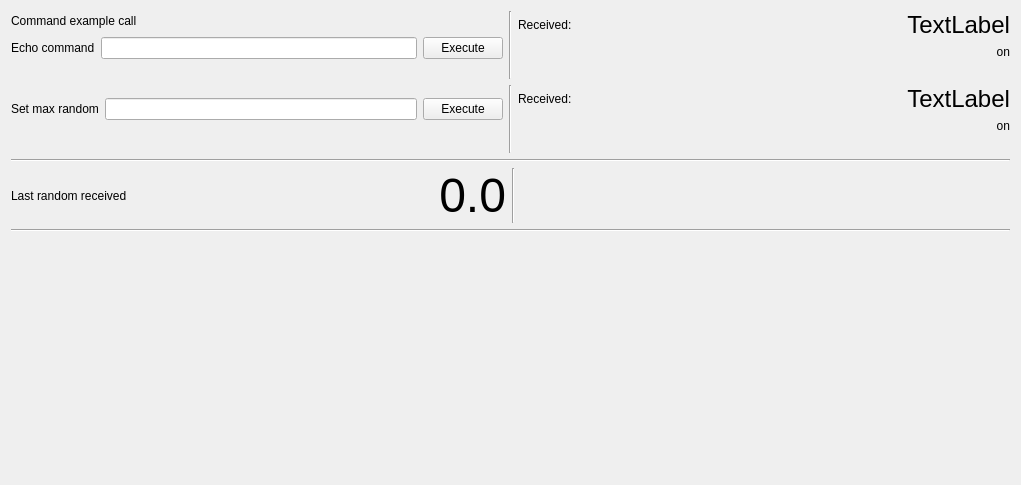
The window that gui/simplecs_gui/ui/modules/modex/modex_big.ui (Nasker/PiratsZMQCS) describes before a commit, drawn with Qt 5.
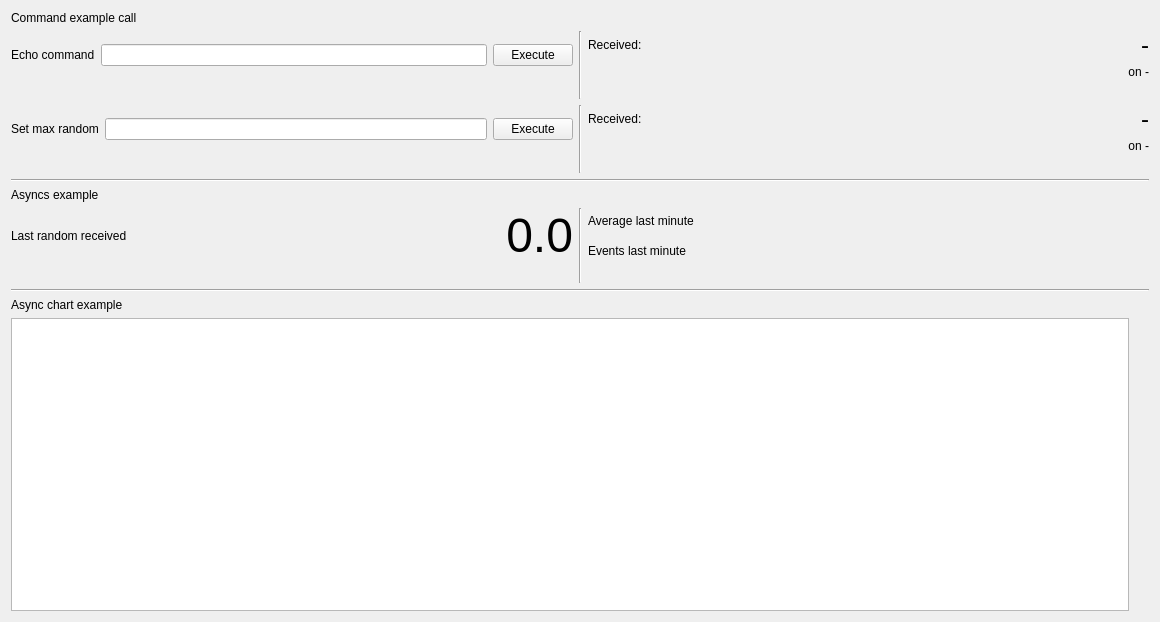
The same window after the commit. Custom widgets are drawn as their Qt base class.

Commit message: Added all missing functionalities to module example in GUI Added chart

The edit to the form file:
```diff
--- a/gui/simplecs_gui/ui/modules/modex/modex_big.ui
+++ b/gui/simplecs_gui/ui/modules/modex/modex_big.ui
@@ -6,18 +6,16 @@
    <rect>
     <x>0</x>
     <y>0</y>
-    <width>1021</width>
-    <height>485</height>
+    <width>1160</width>
+    <height>622</height>
    </rect>
   </property>
   <property name="windowTitle">
    <string>Example</string>
   </property>
-  <layout class="QVBoxLayout" name="verticalLayout_7">
+  <layout class="QVBoxLayout" name="verticalLayout_11">
    <item>
-    <layout class="QHBoxLayout" name="horizontalLayout_4">
-     <item>
-      <layout class="QVBoxLayout" name="verticalLayout">
+    <layout class="QVBoxLayout" name="verticalLayout_8">
        <item>
         <widget class="QLabel" name="label">
          <property name="text">
@@ -26,6 +24,10 @@
         </widget>
        </item>
        <item>
+      <layout class="QHBoxLayout" name="horizontalLayout_4">
+       <item>
+        <layout class="QVBoxLayout" name="verticalLayout_2">
+         <item>
         <layout class="QHBoxLayout" name="horizontalLayout">
          <item>
           <widget class="QLabel" name="label_2">
@@ -73,7 +75,7 @@
       </widget>
      </item>
      <item>
-      <layout class="QVBoxLayout" name="verticalLayout_2">
+        <layout class="QVBoxLayout" name="verticalLayout">
        <item>
         <layout class="QHBoxLayout" name="horizontalLayout_3">
          <item>
@@ -110,7 +112,7 @@
             </font>
            </property>
            <property name="text">
-            <string>TextLabel</string>
+              <string>-</string>
            </property>
            <property name="alignment">
             <set>Qt::AlignRight|Qt::AlignTrailing|Qt::AlignVCenter</set>
@@ -122,7 +124,7 @@
        <item>
         <widget class="QLabel" name="lbl_echo_recvd_on">
          <property name="text">
-          <string>on</string>
+            <string>on -</string>
          </property>
          <property name="alignment">
           <set>Qt::AlignRight|Qt::AlignTrailing|Qt::AlignVCenter</set>
@@ -235,7 +237,7 @@
             </font>
            </property>
            <property name="text">
-            <string>TextLabel</string>
+              <string>-</string>
            </property>
            <property name="alignment">
             <set>Qt::AlignRight|Qt::AlignTrailing|Qt::AlignVCenter</set>
@@ -247,7 +249,7 @@
        <item>
         <widget class="QLabel" name="lbl_set_max_rnd_recvd_on">
          <property name="text">
-          <string>on</string>
+            <string>on -</string>
          </property>
          <property name="alignment">
           <set>Qt::AlignRight|Qt::AlignTrailing|Qt::AlignVCenter</set>
@@ -271,6 +273,8 @@
      </item>
     </layout>
    </item>
+    </layout>
+   </item>
    <item>
     <widget class="Line" name="line">
      <property name="orientation">
@@ -279,9 +283,20 @@
     </widget>
    </item>
    <item>
-    <layout class="QHBoxLayout" name="horizontalLayout_5">
+    <layout class="QVBoxLayout" name="verticalLayout_9">
      <item>
-      <layout class="QHBoxLayout" name="horizontalLayout_2">
+      <widget class="QLabel" name="label_7">
+       <property name="text">
+        <string>Asyncs example</string>
+       </property>
+      </widget>
+     </item>
+     <item>
+      <layout class="QHBoxLayout" name="horizontalLayout_8">
+       <item>
+        <layout class="QVBoxLayout" name="verticalLayout_4">
+         <item>
+          <layout class="QHBoxLayout" name="horizontalLayout_7">
        <item>
         <widget class="QLabel" name="label_3">
          <property name="text">
@@ -306,7 +321,7 @@
         <widget class="QLabel" name="lbl_last_random">
          <property name="minimumSize">
           <size>
-           <width>150</width>
+               <width>0</width>
            <height>0</height>
           </size>
          </property>
@@ -326,6 +341,21 @@
       </layout>
      </item>
      <item>
+          <spacer name="horizontalSpacer_7">
+           <property name="orientation">
+            <enum>Qt::Horizontal</enum>
+           </property>
+           <property name="sizeHint" stdset="0">
+            <size>
+             <width>40</width>
+             <height>20</height>
+            </size>
+           </property>
+          </spacer>
+         </item>
+        </layout>
+       </item>
+       <item>
       <widget class="Line" name="line_3">
        <property name="orientation">
         <enum>Qt::Vertical</enum>
@@ -333,6 +363,19 @@
       </widget>
      </item>
      <item>
+        <layout class="QVBoxLayout" name="verticalLayout_7">
+         <item>
+          <layout class="QVBoxLayout" name="verticalLayout_3">
+           <item>
+            <layout class="QHBoxLayout" name="horizontalLayout_2">
+             <item>
+              <widget class="QLabel" name="label_4">
+               <property name="text">
+                <string>Average last minute</string>
+               </property>
+              </widget>
+             </item>
+             <item>
       <spacer name="horizontalSpacer_4">
        <property name="orientation">
         <enum>Qt::Horizontal</enum>
@@ -345,6 +388,65 @@
        </property>
       </spacer>
      </item>
+             <item>
+              <widget class="QLabel" name="lbl_avg_minute">
+               <property name="text">
+                <string/>
+               </property>
+              </widget>
+             </item>
+            </layout>
+           </item>
+           <item>
+            <layout class="QHBoxLayout" name="horizontalLayout_5">
+             <item>
+              <widget class="QLabel" name="label_6">
+               <property name="text">
+                <string>Events last minute</string>
+               </property>
+              </widget>
+             </item>
+             <item>
+              <spacer name="horizontalSpacer_6">
+               <property name="orientation">
+                <enum>Qt::Horizontal</enum>
+               </property>
+               <property name="sizeHint" stdset="0">
+                <size>
+                 <width>40</width>
+                 <height>20</height>
+                </size>
+               </property>
+              </spacer>
+             </item>
+             <item>
+              <widget class="QLabel" name="lbl_events_minute">
+               <property name="text">
+                <string/>
+               </property>
+              </widget>
+             </item>
+            </layout>
+           </item>
+          </layout>
+         </item>
+         <item>
+          <spacer name="horizontalSpacer_8">
+           <property name="orientation">
+            <enum>Qt::Horizontal</enum>
+           </property>
+           <property name="sizeHint" stdset="0">
+            <size>
+             <width>40</width>
+             <height>20</height>
+            </size>
+           </property>
+          </spacer>
+         </item>
+        </layout>
+       </item>
+      </layout>
+     </item>
     </layout>
    </item>
    <item>
@@ -355,9 +457,18 @@
     </widget>
    </item>
    <item>
+    <layout class="QVBoxLayout" name="verticalLayout_10">
+     <item>
+      <widget class="QLabel" name="label_8">
+       <property name="text">
+        <string>Async chart example</string>
+       </property>
+      </widget>
+     </item>
+     <item>
     <layout class="QHBoxLayout" name="horizontalLayout_6">
      <item>
-      <widget class="QWidget" name="widget_chart" native="true"/>
+        <widget class="PlotWidget" name="chart"/>
      </item>
      <item>
       <spacer name="verticalSpacer">
@@ -375,7 +486,16 @@
     </layout>
    </item>
   </layout>
+   </item>
+  </layout>
  </widget>
+ <customwidgets>
+  <customwidget>
+   <class>PlotWidget</class>
+   <extends>QGraphicsView</extends>
+   <header>pyqtgraph</header>
+  </customwidget>
+ </customwidgets>
  <resources/>
  <connections/>
 </ui>
```
Lines whose indentation alone changed are shown as unchanged. The commit also changes 4 other files.
